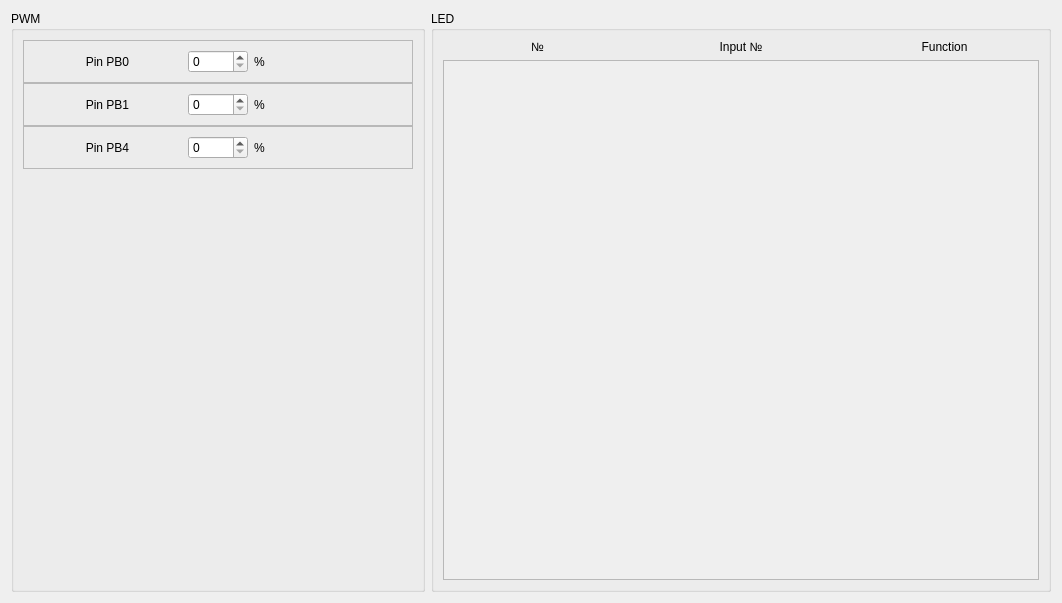
The window that widgets/ledconfig.ui (FreeJoy-Team/FreeJoyConfiguratorQt) describes before a commit, drawn with Qt 5.
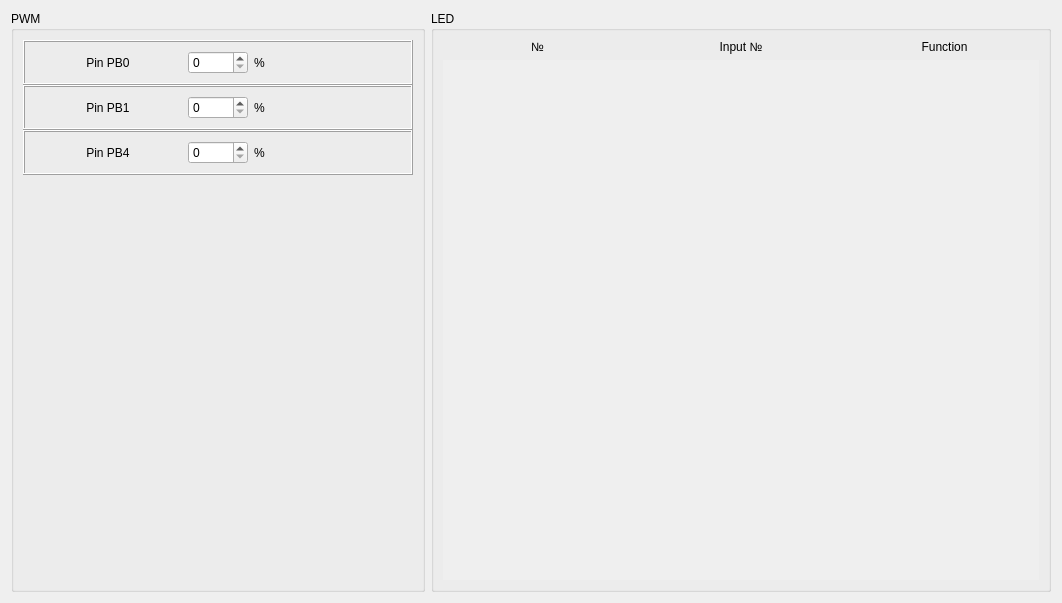
The same window after the commit.

Commit message: white style updated

The edit to the form file:
```diff
--- a/widgets/ledconfig.ui
+++ b/widgets/ledconfig.ui
@@ -25,11 +25,14 @@
       </property>
       <item>
        <widget class="QFrame" name="frame">
+        <property name="styleSheet">
+         <string notr="true"/>
+        </property>
         <property name="frameShape">
-         <enum>QFrame::StyledPanel</enum>
+         <enum>QFrame::Box</enum>
         </property>
         <property name="frameShadow">
-         <enum>QFrame::Plain</enum>
+         <enum>QFrame::Raised</enum>
         </property>
         <layout class="QHBoxLayout" name="horizontalLayout_2" stretch="5,2,5">
          <item>
@@ -61,11 +64,14 @@
       </item>
       <item>
        <widget class="QFrame" name="frame_2">
+        <property name="styleSheet">
+         <string notr="true"/>
+        </property>
         <property name="frameShape">
-         <enum>QFrame::StyledPanel</enum>
+         <enum>QFrame::Box</enum>
         </property>
         <property name="frameShadow">
-         <enum>QFrame::Plain</enum>
+         <enum>QFrame::Raised</enum>
         </property>
         <layout class="QHBoxLayout" name="horizontalLayout_3" stretch="5,2,5">
          <item>
@@ -98,10 +104,10 @@
       <item>
        <widget class="QFrame" name="frame_3">
         <property name="frameShape">
-         <enum>QFrame::StyledPanel</enum>
+         <enum>QFrame::Box</enum>
         </property>
         <property name="frameShadow">
-         <enum>QFrame::Plain</enum>
+         <enum>QFrame::Raised</enum>
         </property>
         <layout class="QHBoxLayout" name="horizontalLayout_4" stretch="5,2,5">
          <item>
@@ -188,6 +194,9 @@
       </item>
       <item row="1" column="0" colspan="3">
        <widget class="QScrollArea" name="scrollArea">
+        <property name="frameShape">
+         <enum>QFrame::NoFrame</enum>
+        </property>
         <property name="widgetResizable">
          <bool>true</bool>
         </property>
@@ -196,8 +205,8 @@
           <rect>
            <x>0</x>
            <y>0</y>
-           <width>601</width>
-           <height>531</height>
+           <width>603</width>
+           <height>533</height>
           </rect>
          </property>
          <layout class="QVBoxLayout" name="layoutV_LED">
```
The commit also changes 8 other files.
